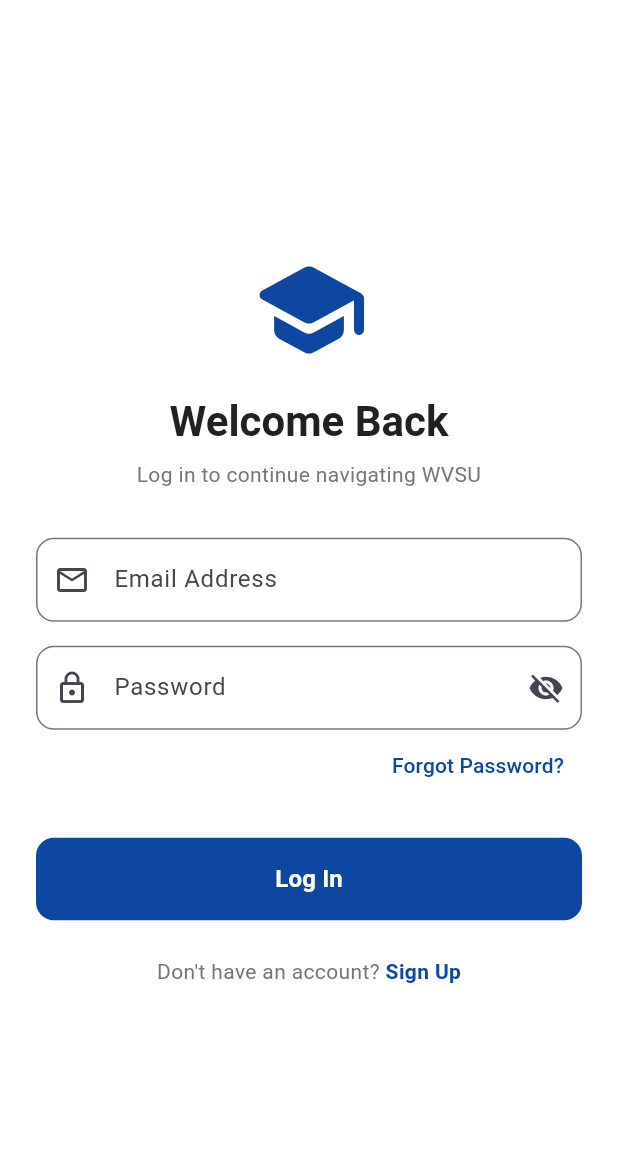
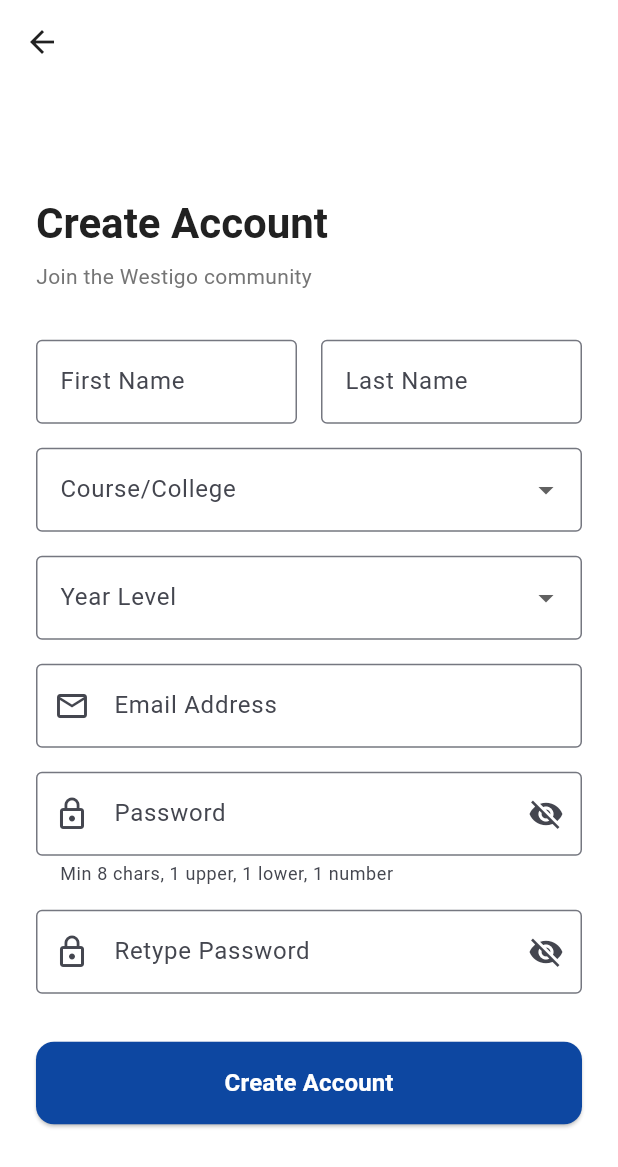
Before and after one commit to Ethanolbicarbonate/westigov2, a Flutter app: the screen it shows after launch, after a tap on "Sign Up", on a phone screen of 412 x 824 dp. Shown: the top 1167 px of the screen. Run offline on Flutter 3.47's test engine with Material 3 defaults, Android fonts, the phone set to English and light mode, and no system bars; our stand-ins replace flutter_riverpod, supabase_flutter; accounts and stored records are empty.

Commit message:
Add signup screen and update auth navigation
Moved login_screen.dart to auth directory and added signup_screen.dart for user registration. Updated main.dart and login screen to support navigation to the new signup screen.

```diff
--- a/lib/main.dart
+++ b/lib/main.dart
@@ -2,7 +2,7 @@ import 'package:flutter/material.dart';
 import 'package:flutter_riverpod/flutter_riverpod.dart';
 import 'package:westigov2/config/supabase_config.dart';
 import 'package:westigov2/screens/home_screen.dart';
-import 'package:westigov2/screens/login_screen.dart';
+import 'package:westigov2/screens/auth/login_screen.dart';
 import 'package:westigov2/utils/constants.dart';
 
 void main() async {
--- a/lib/screens/login_screen.dart
+++ b/lib/screens/auth/login_screen.dart
@@ -1,6 +1,7 @@
 import 'package:flutter/material.dart';
 import 'package:flutter_riverpod/flutter_riverpod.dart';
 import 'package:westigov2/providers/auth_provider.dart';
+import 'package:westigov2/screens/auth/signup_screen.dart';
 import 'package:westigov2/screens/home_screen.dart';
 import 'package:westigov2/utils/constants.dart';
 import 'package:westigov2/utils/helpers.dart';
@@ -184,7 +185,9 @@ class _LoginScreenState extends ConsumerState<LoginScreen> {
                       const Text("Don't have an account? ", style: TextStyle(color: AppColors.textLight)),
                       GestureDetector(
                         onTap: isLoading ? null : () {
-                          // TODO: Navigate to Signup
+                          Navigator.of(context).push(
+                            MaterialPageRoute(builder: (context) => const SignupScreen()),
+                          );
                         },
                         child: const Text(
                           'Sign Up',
--- /dev/null
+++ b/lib/screens/auth/signup_screen.dart
@@ -0,0 +1,227 @@
+import 'package:flutter/material.dart';
+import 'package:westigov2/utils/constants.dart';
+import 'package:westigov2/utils/validators.dart';
+
+class SignupScreen extends StatefulWidget {
+  const SignupScreen({super.key});
+
+  @override
+  State<SignupScreen> createState() => _SignupScreenState();
+}
+
+class _SignupScreenState extends State<SignupScreen> {
+  final _formKey = GlobalKey<FormState>();
+
+  // Controllers
+  final _firstNameController = TextEditingController();
+  final _lastNameController = TextEditingController();
+  final _emailController = TextEditingController();
+  final _passwordController = TextEditingController();
+  final _confirmPasswordController = TextEditingController();
+
+  // Dropdown values
+  String? _selectedCourse;
+  String? _selectedYearLevel;
+
+  // Visibility Toggles
+  bool _obscurePassword = true;
+  bool _obscureConfirmPassword = true;
+
+  // Dropdown Options
+  final List<String> _courses = [
+    'CICT', 'COE', 'CBM', 'CAS', 'COED', 'CPAG', 'CN', 'PESCAR', 'COM', 'COD', 'COL'
+  ];
+
+  final List<String> _yearLevels = [
+    '1st Year', '2nd Year', '3rd Year', '4th Year'
+  ];
+
+  @override
+  void dispose() {
+    _firstNameController.dispose();
+    _lastNameController.dispose();
+    _emailController.dispose();
+    _passwordController.dispose();
+    _confirmPasswordController.dispose();
+    super.dispose();
+  }
+
+  @override
+  Widget build(BuildContext context) {
+    return Scaffold(
+      backgroundColor: Colors.white,
+      appBar: AppBar(
+        backgroundColor: Colors.transparent,
+        elevation: 0,
+        leading: IconButton(
+          icon: const Icon(Icons.arrow_back, color: AppColors.textDark),
+          onPressed: () => Navigator.of(context).pop(),
+        ),
+      ),
+      body: SafeArea(
+        child: Center(
+          child: SingleChildScrollView(
+            padding: const EdgeInsets.all(AppSizes.paddingL),
+            child: Form(
+              key: _formKey,
+              child: Column(
+                crossAxisAlignment: CrossAxisAlignment.stretch,
+                children: [
+                  Text(
+                    'Create Account',
+                    style: Theme.of(context).textTheme.headlineMedium?.copyWith(
+                          fontWeight: FontWeight.bold,
+                          color: AppColors.textDark,
+                        ),
+                  ),
+                  const SizedBox(height: 8),
+                  Text(
+                    'Join the Westigo community',
+                    style: Theme.of(context).textTheme.bodyMedium?.copyWith(
+                          color: AppColors.textLight,
+                        ),
+                  ),
+                  const SizedBox(height: 32),
+
+                  // Name Fields Row
+                  Row(
+                    children: [
+                      Expanded(
+                        child: TextFormField(
+                          controller: _firstNameController,
+                          textCapitalization: TextCapitalization.words,
+                          decoration: const InputDecoration(
+                            labelText: 'First Name',
+                            border: OutlineInputBorder(),
+                          ),
+                          validator: (v) => Validators.validateRequired(v, 'First Name'),
+                        ),
+                      ),
+                      const SizedBox(width: 16),
+                      Expanded(
+                        child: TextFormField(
+                          controller: _lastNameController,
+                          textCapitalization: TextCapitalization.words,
+                          decoration: const InputDecoration(
+                            labelText: 'Last Name',
+                            border: OutlineInputBorder(),
+                          ),
+                          validator: (v) => Validators.validateRequired(v, 'Last Name'),
+                        ),
+                      ),
+                    ],
+                  ),
+                  const SizedBox(height: 16),
+
+                  // Course Dropdown
+                  DropdownButtonFormField<String>(
+                    value: _selectedCourse,
+                    decoration: const InputDecoration(
+                      labelText: 'Course/College',
+                      border: OutlineInputBorder(),
+                    ),
+                    items: _courses.map((course) {
+                      return DropdownMenuItem(value: course, child: Text(course));
+                    }).toList(),
+                    onChanged: (val) => setState(() => _selectedCourse = val),
+                    validator: (val) => val == null ? 'Please select a course' : null,
+                  ),
+                  const SizedBox(height: 16),
+
+                  // Year Level Dropdown
+                  DropdownButtonFormField<String>(
+                    value: _selectedYearLevel,
+                    decoration: const InputDecoration(
+                      labelText: 'Year Level',
+                      border: OutlineInputBorder(),
+                    ),
+                    items: _yearLevels.map((year) {
+                      return DropdownMenuItem(value: year, child: Text(year));
+                    }).toList(),
+                    onChanged: (val) => setState(() => _selectedYearLevel = val),
+                    validator: (val) => val == null ? 'Please select a year level' : null,
+                  ),
+                  const SizedBox(height: 16),
+
+                  // Email
+                  TextFormField(
+                    controller: _emailController,
+                    keyboardType: TextInputType.emailAddress,
+                    decoration: const InputDecoration(
+                      labelText: 'Email Address',
+                      prefixIcon: Icon(Icons.email_outlined),
+                      border: OutlineInputBorder(),
+                    ),
+                    validator: Validators.validateEmail,
+                  ),
+                  const SizedBox(height: 16),
+
+                  // Password
+                  TextFormField(
+                    controller: _passwordController,
+                    obscureText: _obscurePassword,
+                    decoration: InputDecoration(
+                      labelText: 'Password',
+                      prefixIcon: const Icon(Icons.lock_outline),
+                      suffixIcon: IconButton(
+                        icon: Icon(_obscurePassword ? Icons.visibility_off : Icons.visibility),
+                        onPressed: () => setState(() => _obscurePassword = !_obscurePassword),
+                      ),
+                      border: const OutlineInputBorder(),
+                      helperText: 'Min 8 chars, 1 upper, 1 lower, 1 number',
+                      helperMaxLines: 2,
+                    ),
+                    validator: Validators.validatePassword,
+                  ),
+                  const SizedBox(height: 16),
+
+                  // Confirm Password
+                  TextFormField(
+                    controller: _confirmPasswordController,
+                    obscureText: _obscureConfirmPassword,
+                    decoration: InputDecoration(
+                      labelText: 'Retype Password',
+                      prefixIcon: const Icon(Icons.lock_outline),
+                      suffixIcon: IconButton(
+                        icon: Icon(_obscureConfirmPassword ? Icons.visibility_off : Icons.visibility),
+                        onPressed: () => setState(() => _obscureConfirmPassword = !_obscureConfirmPassword),
+                      ),
+                      border: const OutlineInputBorder(),
+                    ),
+                    validator: (val) => Validators.validateConfirmPassword(
+                      val,
+                      _passwordController.text
+                    ),
+                  ),
+                  const SizedBox(height: 32),
+
+                  // Sign Up Button
+                  ElevatedButton(
+                    onPressed: () {
+                      if (_formKey.currentState!.validate()) {
+                        // TODO: Call signup
+                        print('Signup Valid');
+                      }
+                    },
+                    style: ElevatedButton.styleFrom(
+                      backgroundColor: AppColors.primary,
+                      foregroundColor: Colors.white,
+                      padding: const EdgeInsets.symmetric(vertical: 16),
+                      shape: RoundedRectangleBorder(
+                        borderRadius: BorderRadius.circular(AppSizes.radiusM),
+                      ),
+                    ),
+                    child: const Text(
+                      'Create Account',
+                      style: TextStyle(fontSize: 16, fontWeight: FontWeight.bold),
+                    ),
+                  ),
+                ],
+              ),
+            ),
+          ),
+        ),
+      ),
+    );
+  }
+}
```
